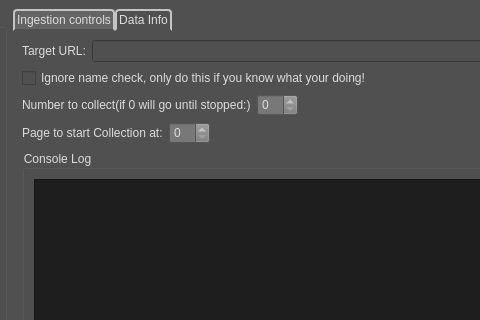
michaelhmt/Benzaiten_mrk4_, file venv/Benzaiten_UI/main_window.ui: the form before one commit; both pictures show x 603 to 1083 and y 0 to 320 of the 1226 by 828 pixel window.
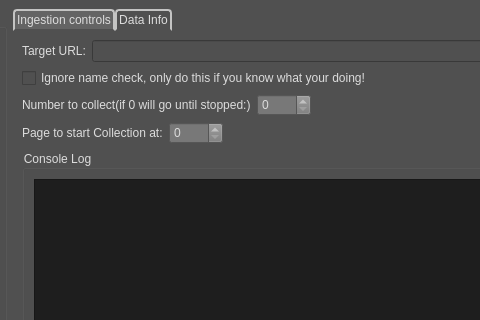
The form after the commit.

Commit message: increase spin box limit

Diff of the .ui file:
```diff
--- a/venv/Benzaiten_UI/main_window.ui
+++ b/venv/Benzaiten_UI/main_window.ui
@@ -175,6 +175,9 @@
 }
 </string>
             </property>
+            <property name="maximum">
+             <number>9999</number>
+            </property>
            </widget>
           </item>
           <item>
@@ -227,6 +230,9 @@
 }
 </string>
             </property>
+            <property name="maximum">
+             <number>9999</number>
+            </property>
            </widget>
           </item>
           <item>
```
The commit also changes 1 other file.
